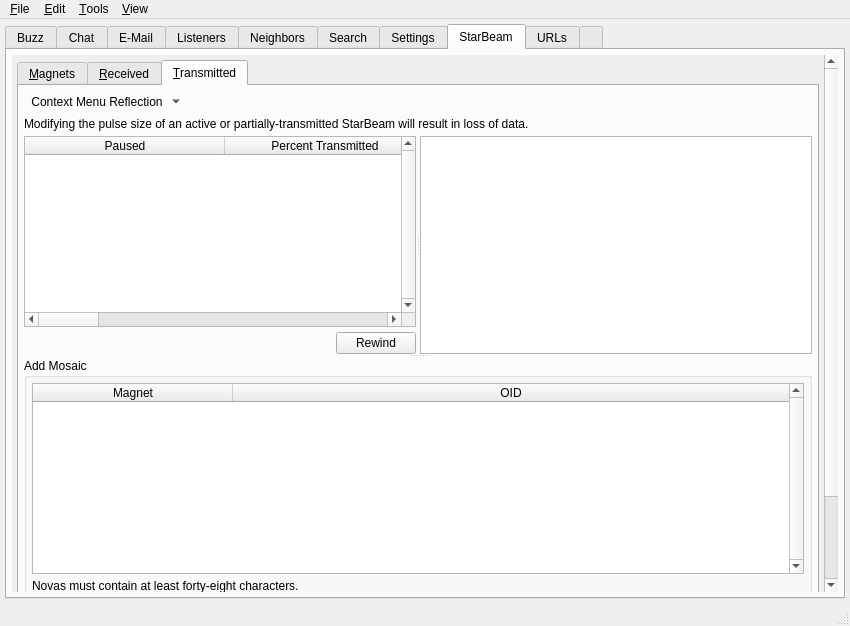
Before: the Qt Designer form branches/trunk/UI/spot-on-controlcenter.ui in textbrowser/spot-on, drawn with Qt 5.
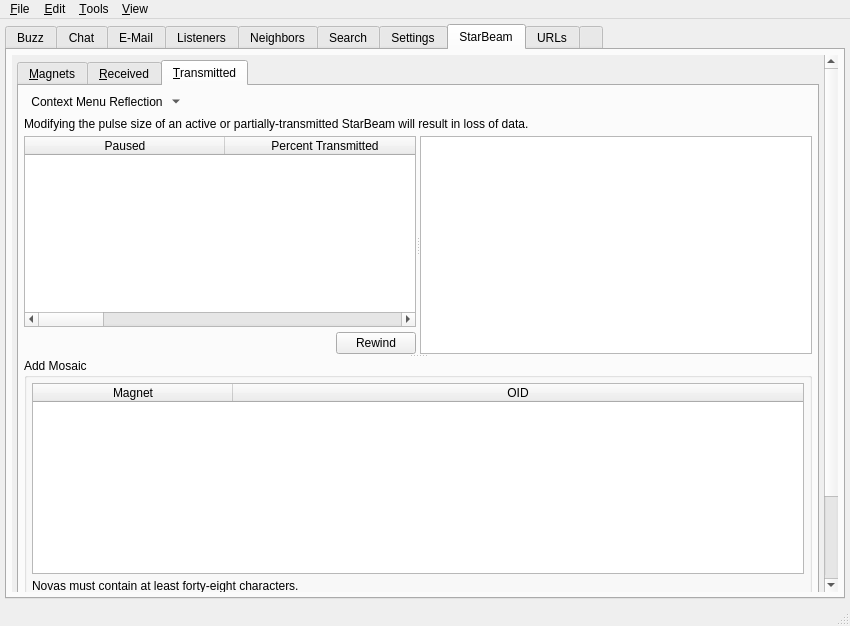
After: the same form once the commit is applied. The open tabs and pages were chosen to show the change. Icons and pictures are not drawn. Custom widgets are drawn as their Qt base class.

Commit message: Changed StarBeam scroll bar policies.

The edit to the form file:
```diff
--- a/branches/trunk/UI/spot-on-controlcenter.ui
+++ b/branches/trunk/UI/spot-on-controlcenter.ui
@@ -6649,8 +6649,8 @@
             <rect>
              <x>0</x>
              <y>0</y>
-             <width>661</width>
-             <height>516</height>
+             <width>826</width>
+             <height>526</height>
             </rect>
            </property>
            <layout class="QVBoxLayout" name="verticalLayout_43">
@@ -7415,9 +7415,6 @@
                      </property>
                      <item>
                       <widget class="QTableWidget" name="transmitted">
-                       <property name="verticalScrollBarPolicy">
-                        <enum>Qt::ScrollBarAlwaysOn</enum>
-                       </property>
                        <property name="alternatingRowColors">
                         <bool>true</bool>
                        </property>
@@ -7562,9 +7559,6 @@
                     </property>
                     <item>
                      <widget class="QTableWidget" name="addTransmittedMagnets">
-                      <property name="verticalScrollBarPolicy">
-                       <enum>Qt::ScrollBarAlwaysOn</enum>
-                      </property>
                       <property name="alternatingRowColors">
                        <bool>true</bool>
                       </property>
```
Left out of the diff: 10 changed lines with no effect on the pictures. The commit also changes 1 other file.
